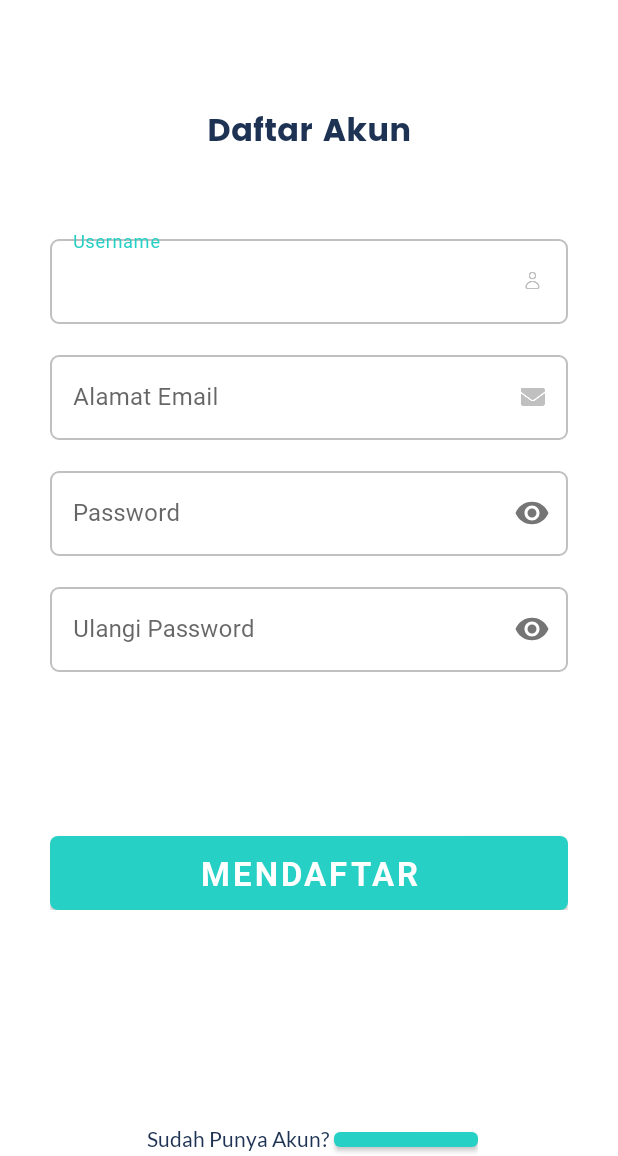
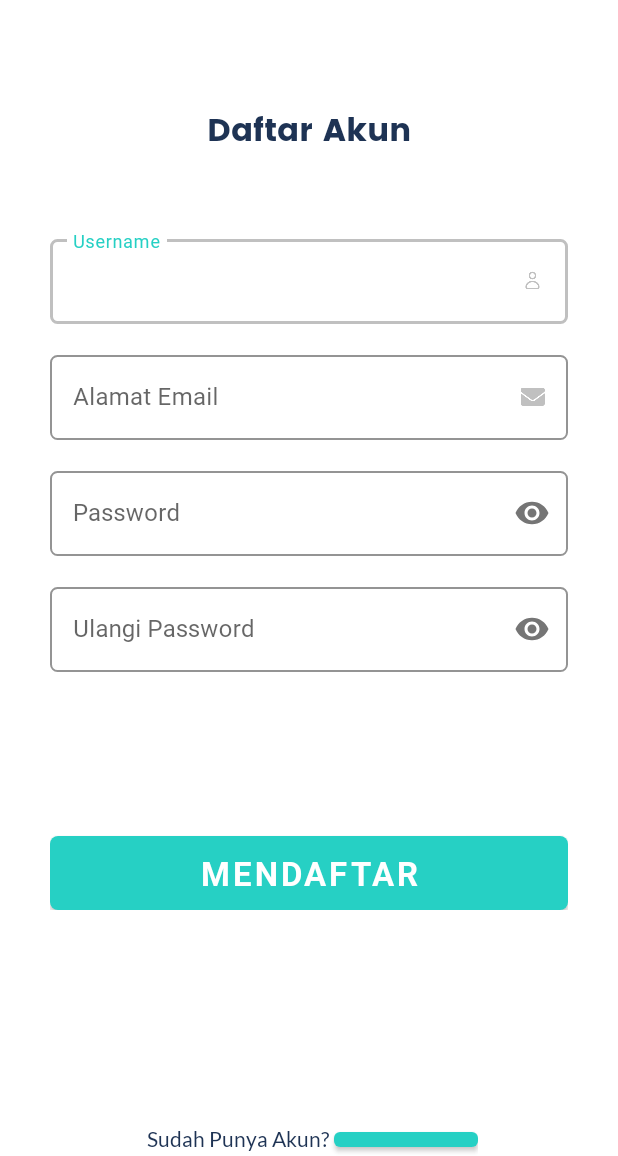
Before and after one commit to arthara/SimplePOS-android, an Android app: the RegisterActivity screen opened directly, with no data from a screen before it, on a phone screen of 412 x 824 dp, the part 80-1236 px from its top. Run offline under Robolectric (Android 15) with nearby library versions, the phone set to English and light mode, and no system bars; our stand-ins replace data binding; libraries missing offline, so code that uses them is left out: top.defaults.view; plain views replace TextButton; network calls fail; Roboto replaces fonts that are not available here; 1 statement that could not run was skipped.

Commit message:
Perbaiki tampilan input text pada register dan login (#47)

```diff
--- a/app/src/main/res/layout/activity_register.xml
+++ b/app/src/main/res/layout/activity_register.xml
@@ -75,7 +75,14 @@
                         android:layout_width="match_parent"
                         android:layout_height="wrap_content"
                         android:layout_marginTop="60dp"
-                        style="@style/Widget.MaterialComponents.TextInputLayout.OutlinedBox">
+                        style="@style/Widget.MaterialComponents.TextInputLayout.OutlinedBox"
+                        android:hint="@string/prompt_username"
+                        app:boxStrokeColor="@color/gray"
+                        app:boxStrokeWidth="1dp"
+                        app:boxCornerRadiusBottomEnd="5dp"
+                        app:boxCornerRadiusBottomStart="5dp"
+                        app:boxCornerRadiusTopEnd="5dp"
+                        app:boxCornerRadiusTopStart="5dp">
 
                         <EditText
                             android:id="@+id/register_usernameEt"
@@ -83,15 +90,11 @@
                             android:layout_height="wrap_content"
                             android:fontFamily="@font/roboto_regular"
                             android:textSize="16sp"
-                            android:textColorHint="@color/lightblue"
-                            app:backgroundTint="@null"
                             android:textColor="@color/dark_black"
-                            android:background="@drawable/rounded_edittext1"
                             android:drawableEnd="@drawable/username_logo_16dp"
                             android:drawablePadding="20dp"
                             android:paddingStart="15dp"
                             android:paddingEnd="15dp"
-                            android:hint="@string/prompt_username"
                             android:inputType="textEmailAddress" />
 
                     </com.google.android.material.textfield.TextInputLayout>
@@ -100,7 +103,14 @@
                         android:layout_width="match_parent"
                         android:layout_height="wrap_content"
                         android:layout_marginTop="15dp"
-                        style="@style/Widget.MaterialComponents.TextInputLayout.OutlinedBox">
+                        style="@style/Widget.MaterialComponents.TextInputLayout.OutlinedBox"
+                        android:hint="@string/prompt_email"
+                        app:boxStrokeColor="@color/gray"
+                        app:boxStrokeWidth="1dp"
+                        app:boxCornerRadiusBottomEnd="5dp"
+                        app:boxCornerRadiusBottomStart="5dp"
+                        app:boxCornerRadiusTopEnd="5dp"
+                        app:boxCornerRadiusTopStart="5dp">
 
                         <EditText
                             android:id="@+id/register_emailEt"
@@ -108,15 +118,11 @@
                             android:layout_height="wrap_content"
                             android:fontFamily="@font/roboto_regular"
                             android:textSize="16sp"
-                            android:textColorHint="@color/lightblue"
-                            app:backgroundTint="@null"
                             android:textColor="@color/dark_black"
-                            android:background="@drawable/rounded_edittext1"
                             android:paddingStart="15dp"
                             android:paddingEnd="15dp"
                             android:drawableEnd="@drawable/email_logo_16dp"
                             android:drawablePadding="20dp"
-                            android:hint="@string/prompt_email"
                             android:inputType="textEmailAddress"/>
 
                     </com.google.android.material.textfield.TextInputLayout>
@@ -126,7 +132,14 @@
                         android:layout_height="wrap_content"
                         style="@style/Widget.MaterialComponents.TextInputLayout.OutlinedBox"
                         app:passwordToggleEnabled="true"
-                        android:layout_marginTop="15dp">
+                        android:layout_marginTop="15dp"
+                        android:hint="@string/prompt_password"
+                        app:boxStrokeColor="@color/gray"
+                        app:boxStrokeWidth="1dp"
+                        app:boxCornerRadiusBottomEnd="5dp"
+                        app:boxCornerRadiusBottomStart="5dp"
+                        app:boxCornerRadiusTopEnd="5dp"
+                        app:boxCornerRadiusTopStart="5dp">
 
                         <EditText
                             android:id="@+id/register_passwordEt"
@@ -134,11 +147,7 @@
                             android:layout_height="wrap_content"
                             android:fontFamily="@font/roboto_regular"
                             android:textSize="16sp"
-                            android:textColorHint="@color/lightblue"
-                            app:backgroundTint="@null"
                             android:textColor="@color/dark_black"
-                            android:hint="@string/prompt_password"
-                            android:background="@drawable/rounded_edittext1"
                             android:paddingStart="15dp"
                             android:paddingEnd="15dp"
                             android:imeOptions="actionDone"
@@ -151,7 +160,14 @@
                         android:layout_height="wrap_content"
                         style="@style/Widget.MaterialComponents.TextInputLayout.OutlinedBox"
                         app:passwordToggleEnabled="true"
-                        android:layout_marginTop="15dp">
+                        android:layout_marginTop="15dp"
+                        android:hint="@string/prompt_confirm_password"
+                        app:boxStrokeColor="@color/gray"
+                        app:boxStrokeWidth="1dp"
+                        app:boxCornerRadiusBottomEnd="5dp"
+                        app:boxCornerRadiusBottomStart="5dp"
+                        app:boxCornerRadiusTopEnd="5dp"
+                        app:boxCornerRadiusTopStart="5dp">
 
                         <EditText
                             android:id="@+id/register_confirmPasswordEt"
@@ -159,11 +175,7 @@
                             android:layout_height="wrap_content"
                             android:fontFamily="@font/roboto_regular"
                             android:textSize="16sp"
-                            android:textColorHint="@color/lightblue"
-                            app:backgroundTint="@null"
                             android:textColor="@color/dark_black"
-                            android:hint="@string/prompt_confirm_password"
-                            android:background="@drawable/rounded_edittext1"
                             android:paddingStart="15dp"
                             android:paddingEnd="15dp"
                             android:imeOptions="actionDone"
```
Also changed, not shown: app/src/main/res/layout/activity_login.xml (+17 -11 lines).
